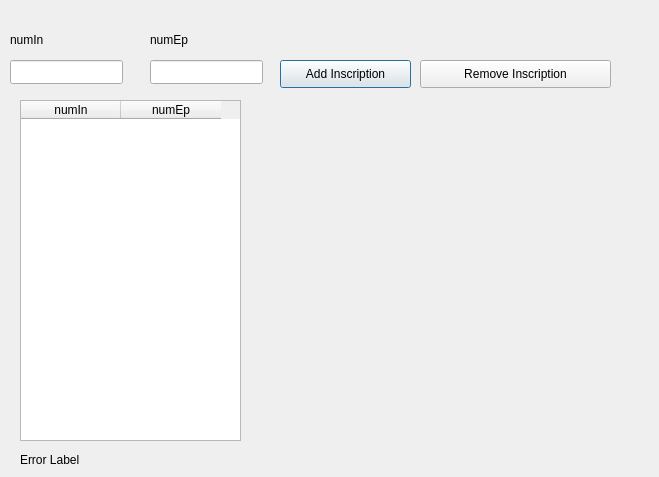
The window that gui/partie_3_1.ui (ParadauxIO/cebd-proj-partie2) describes before a commit, drawn with Qt 5.
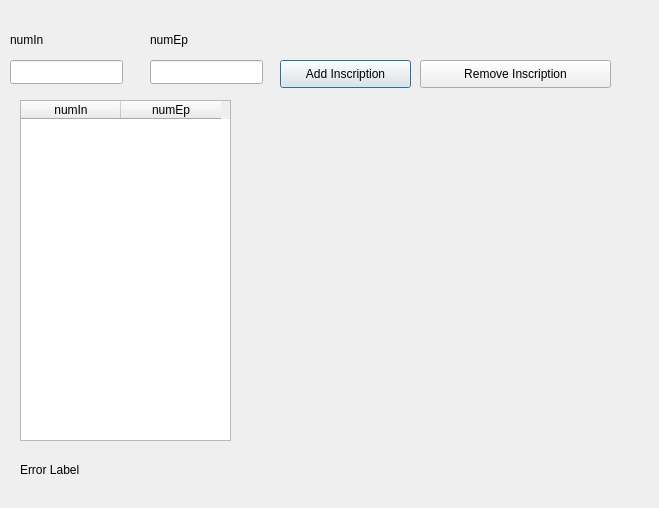
The same window after the commit.

Commit message: Add/Remove buttons for LesInscriptions that work

Patch:
```diff
--- a/gui/partie_3_1.ui
+++ b/gui/partie_3_1.ui
@@ -7,7 +7,7 @@
     <x>0</x>
     <y>0</y>
     <width>659</width>
-    <height>477</height>
+    <height>508</height>
    </rect>
   </property>
   <property name="windowTitle">
@@ -96,7 +96,7 @@
     <rect>
      <x>20</x>
      <y>100</y>
-     <width>221</width>
+     <width>211</width>
      <height>341</height>
     </rect>
    </property>
@@ -115,9 +115,9 @@
    <property name="geometry">
     <rect>
      <x>20</x>
-     <y>450</y>
-     <width>371</width>
-     <height>20</height>
+     <y>439</y>
+     <width>631</width>
+     <height>61</height>
     </rect>
    </property>
    <property name="text">
```
Left out of the diff: 47 changed lines with no effect on the pictures. The commit also changes 2 other files.
